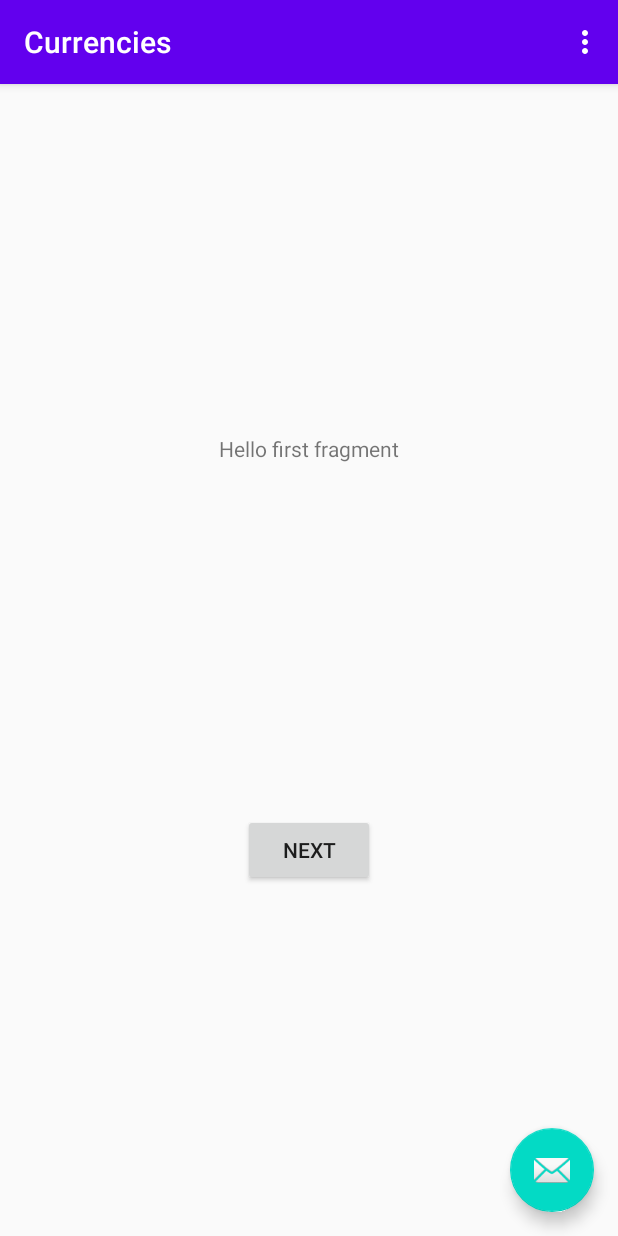
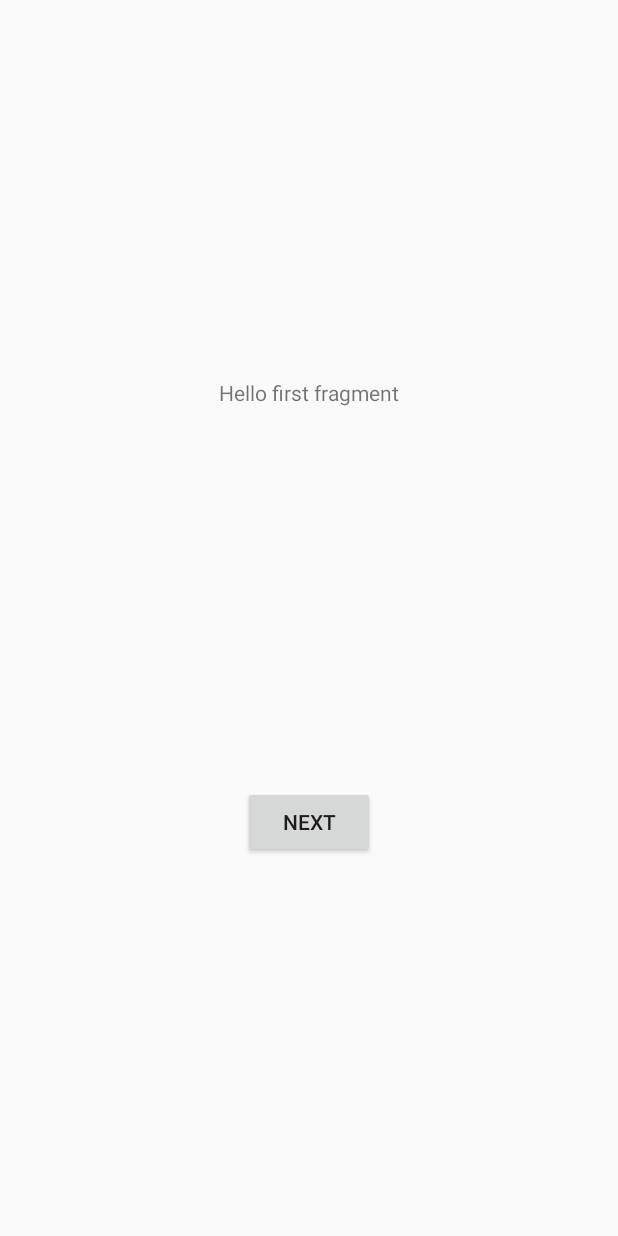
Before and after one commit to ddveloperr/Currencies, an Android app: the screen it shows after launch (MainActivity), on a phone screen of 412 x 824 dp. Run offline under Robolectric (Android 15) with nearby library versions, the phone set to English and light mode, and no system bars; our stand-ins replace Dagger/Hilt's generated code, RxJava.

Commit message:
Cleaned up unused fragments and created initial navigation

```diff
--- a/app/src/main/java/com/example/currencies/ui/FirstFragment.kt
+++ b/app/src/main/java/com/example/currencies/ui/FirstFragment.kt
@@ -25,8 +25,5 @@ class FirstFragment : Fragment() {
     override fun onViewCreated(view: View, savedInstanceState: Bundle?) {
         super.onViewCreated(view, savedInstanceState)
 
-        view.findViewById<Button>(R.id.button_first).setOnClickListener {
-            findNavController().navigate(R.id.action_FirstFragment_to_SecondFragment)
-        }
     }
 }
--- a/app/src/main/java/com/example/currencies/ui/MainActivity.kt
+++ b/app/src/main/java/com/example/currencies/ui/MainActivity.kt
@@ -12,28 +12,14 @@ class MainActivity : AppCompatActivity() {
 
     override fun onCreate(savedInstanceState: Bundle?) {
         super.onCreate(savedInstanceState)
-        setContentView(R.layout.activity_main)
-        setSupportActionBar(findViewById(R.id.toolbar))
 
-        findViewById<FloatingActionButton>(R.id.fab).setOnClickListener { view ->
-            Snackbar.make(view, "Replace with your own action", Snackbar.LENGTH_LONG)
-                    .setAction("Action", null).show()
+        if (savedInstanceState == null) {
+            addFragment()
         }
     }
 
-    override fun onCreateOptionsMenu(menu: Menu): Boolean {
-        // Inflate the menu; this adds items to the action bar if it is present.
-        menuInflater.inflate(R.menu.menu_main, menu)
-        return true
-    }
-
-    override fun onOptionsItemSelected(item: MenuItem): Boolean {
-        // Handle action bar item clicks here. The action bar will
-        // automatically handle clicks on the Home/Up button, so long
-        // as you specify a parent activity in AndroidManifest.xml.
-        return when (item.itemId) {
-            R.id.action_settings -> true
-            else -> super.onOptionsItemSelected(item)
-        }
+    private fun addFragment() {
+        supportFragmentManager.beginTransaction()
+            .add(android.R.id.content, FirstFragment(), null).commit()
     }
 }
--- a/app/src/main/res/layout/activity_main.xml
+++ /dev/null
@@ -1,33 +0,0 @@
-<?xml version="1.0" encoding="utf-8"?>
-<androidx.coordinatorlayout.widget.CoordinatorLayout xmlns:android="http://schemas.android.com/apk/res/android"
-    xmlns:app="http://schemas.android.com/apk/res-auto"
-    xmlns:tools="http://schemas.android.com/tools"
-    android:layout_width="match_parent"
-    android:layout_height="match_parent"
-    tools:context=".ui.MainActivity">
-
-    <com.google.android.material.appbar.AppBarLayout
-        android:layout_width="match_parent"
-        android:layout_height="wrap_content"
-        android:theme="@style/AppTheme.AppBarOverlay">
-
-        <androidx.appcompat.widget.Toolbar
-            android:id="@+id/toolbar"
-            android:layout_width="match_parent"
-            android:layout_height="?attr/actionBarSize"
-            android:background="?attr/colorPrimary"
-            app:popupTheme="@style/AppTheme.PopupOverlay" />
-
-    </com.google.android.material.appbar.AppBarLayout>
-
-    <include layout="@layout/content_main" />
-
-    <com.google.android.material.floatingactionbutton.FloatingActionButton
-        android:id="@+id/fab"
-        android:layout_width="wrap_content"
-        android:layout_height="wrap_content"
-        android:layout_gravity="bottom|end"
-        android:layout_margin="@dimen/fab_margin"
-        app:srcCompat="@android:drawable/ic_dialog_email" />
-
-</androidx.coordinatorlayout.widget.CoordinatorLayout>
--- a/app/src/main/res/layout/content_main.xml
+++ /dev/null
@@ -1,19 +0,0 @@
-<?xml version="1.0" encoding="utf-8"?>
-<androidx.constraintlayout.widget.ConstraintLayout xmlns:android="http://schemas.android.com/apk/res/android"
-    xmlns:app="http://schemas.android.com/apk/res-auto"
-    android:layout_width="match_parent"
-    android:layout_height="match_parent"
-    app:layout_behavior="@string/appbar_scrolling_view_behavior">
-
-    <fragment
-        android:id="@+id/nav_host_fragment"
-        android:name="androidx.navigation.fragment.NavHostFragment"
-        android:layout_width="0dp"
-        android:layout_height="0dp"
-        app:defaultNavHost="true"
-        app:layout_constraintBottom_toBottomOf="parent"
-        app:layout_constraintLeft_toLeftOf="parent"
-        app:layout_constraintRight_toRightOf="parent"
-        app:layout_constraintTop_toTopOf="parent"
-        app:navGraph="@navigation/nav_graph" />
-</androidx.constraintlayout.widget.ConstraintLayout>
--- a/app/src/main/res/menu/menu_main.xml
+++ /dev/null
@@ -1,10 +0,0 @@
-<menu xmlns:android="http://schemas.android.com/apk/res/android"
-    xmlns:app="http://schemas.android.com/apk/res-auto"
-    xmlns:tools="http://schemas.android.com/tools"
-    tools:context="com.example.currencies.ui.MainActivity">
-    <item
-        android:id="@+id/action_settings"
-        android:orderInCategory="100"
-        android:title="@string/action_settings"
-        app:showAsAction="never" />
-</menu>
--- a/app/src/main/res/navigation/nav_graph.xml
+++ /dev/null
@@ -1,28 +0,0 @@
-<?xml version="1.0" encoding="utf-8"?>
-<navigation xmlns:android="http://schemas.android.com/apk/res/android"
-    xmlns:app="http://schemas.android.com/apk/res-auto"
-    xmlns:tools="http://schemas.android.com/tools"
-    android:id="@+id/nav_graph"
-    app:startDestination="@id/FirstFragment">
-
-    <fragment
-        android:id="@+id/FirstFragment"
-        android:name="com.example.currencies.ui.FirstFragment"
-        android:label="@string/first_fragment_label"
-        tools:layout="@layout/fragment_first">
-
-        <action
-            android:id="@+id/action_FirstFragment_to_SecondFragment"
-            app:destination="@id/SecondFragment" />
-    </fragment>
-    <fragment
-        android:id="@+id/SecondFragment"
-        android:name="com.example.currencies.ui.SecondFragment"
-        android:label="@string/second_fragment_label"
-        tools:layout="@layout/fragment_second">
-
-        <action
-            android:id="@+id/action_SecondFragment_to_FirstFragment"
-            app:destination="@id/FirstFragment" />
-    </fragment>
-</navigation>
```
Also changed, not shown: app/src/main/java/com/example/currencies/ui/SecondFragment.kt (deleted, +0 -32 lines), app/src/main/res/layout/fragment_second.xml (deleted, +0 -27 lines).
